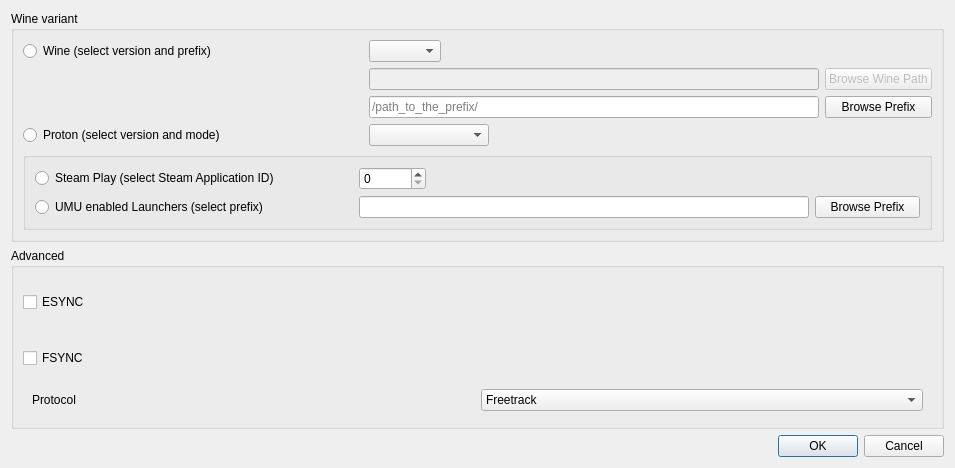
Qt form proto-wine/ftnoir_winecontrols.ui (opentrack/opentrack) before a commit.
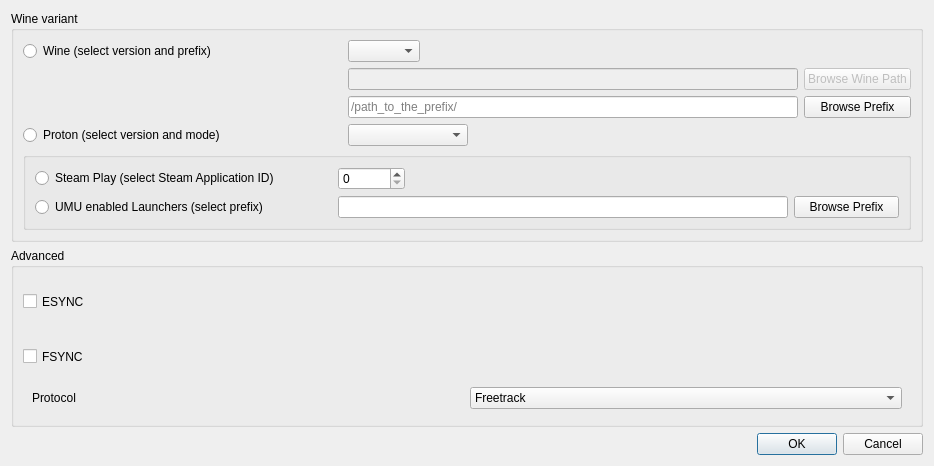
The same form after that commit. Icons and pictures are not drawn.

Commit message: fixed qt tab order

Patch:
```diff
--- a/proto-wine/ftnoir_winecontrols.ui
+++ b/proto-wine/ftnoir_winecontrols.ui
@@ -9,8 +9,8 @@
    <rect>
     <x>0</x>
     <y>0</y>
-    <width>955</width>
-    <height>468</height>
+    <width>934</width>
+    <height>466</height>
    </rect>
   </property>
   <property name="windowTitle">
```
Left out of the diff: 18 changed lines with no effect on the pictures.
